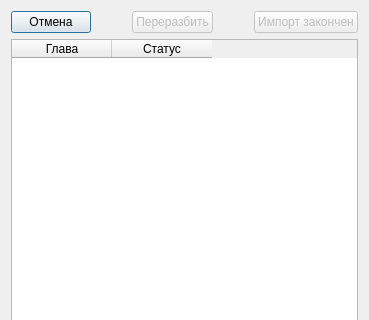
Before: the Qt Designer form seviz/bookloader/bookloaderdialog.ui in eltimen/seviz, drawn with Qt 5; both pictures show x 0 to 369 and y 0 to 320 of the 369 by 555 pixel window.
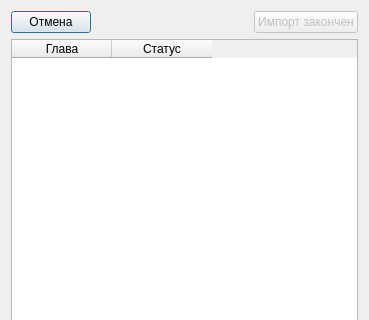
After: the same form once the commit is applied.

The edit to the form file:
```diff
--- a/seviz/bookloader/bookloaderdialog.ui
+++ b/seviz/bookloader/bookloaderdialog.ui
@@ -48,29 +48,6 @@
        </property>
       </spacer>
      </item>
-     <item>
-      <widget class="QPushButton" name="parseButton">
-       <property name="enabled">
-        <bool>false</bool>
-       </property>
-       <property name="text">
-        <string>Переразбить</string>
-       </property>
-      </widget>
-     </item>
-     <item>
-      <spacer name="horizontalSpacer_2">
-       <property name="orientation">
-        <enum>Qt::Horizontal</enum>
-       </property>
-       <property name="sizeHint" stdset="0">
-        <size>
-         <width>40</width>
-         <height>20</height>
-        </size>
-       </property>
-      </spacer>
-     </item>
      <item>
       <widget class="QPushButton" name="okButton">
        <property name="enabled">
```
